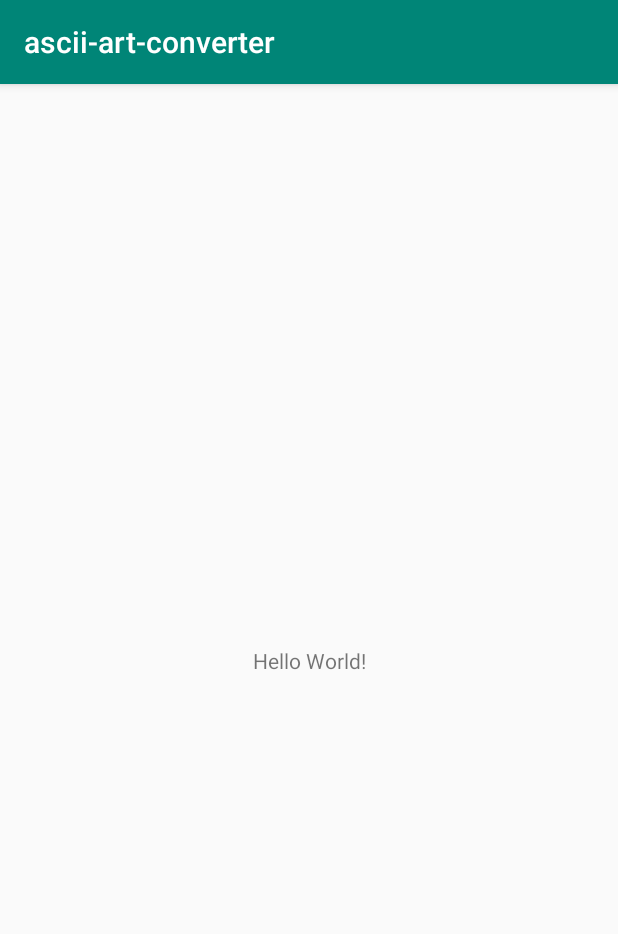
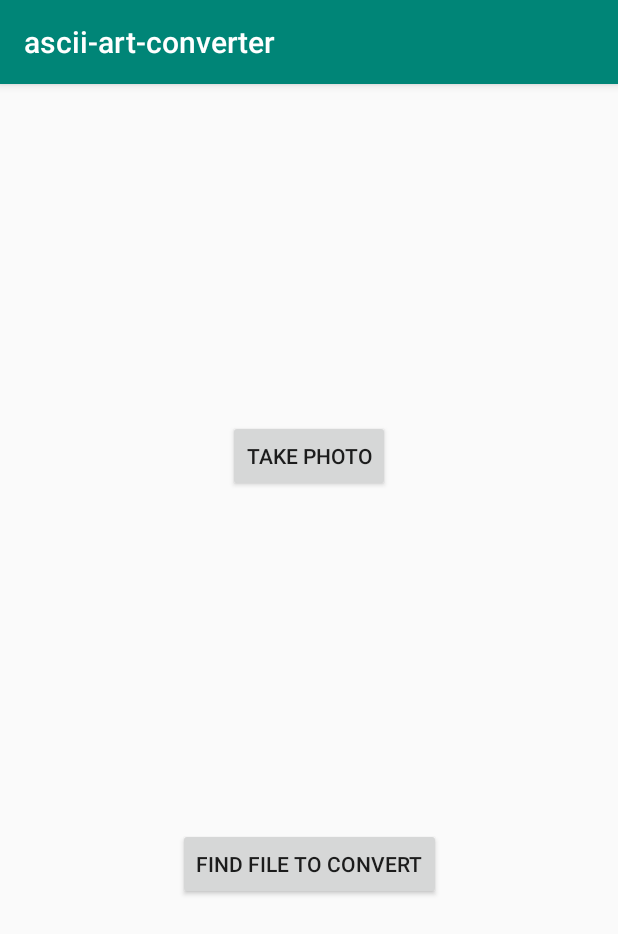
Before and after one commit to grobocop12/ascii-art-converter, an Android app: the screen it shows after launch (MainActivity), on a phone screen of 412 x 824 dp. Shown: the top 934 px of the screen. Run offline under Robolectric (Android 15) with nearby library versions, the phone set to English and light mode, and no system bars.

Commit message:
file explorer activity

```diff
--- a/ascii-art-converter/app/src/main/AndroidManifest.xml
+++ b/ascii-art-converter/app/src/main/AndroidManifest.xml
@@ -1,6 +1,9 @@
 <?xml version="1.0" encoding="utf-8"?>
 <manifest xmlns:android="http://schemas.android.com/apk/res/android"
     package="com.example.grobocop.ascii_art_converter">
+
+    <uses-permission android:name="android.permission.READ_EXTERNAL_STORAGE"></uses-permission>
+    <uses-permission android:name="android.permission.WRITE_EXTERNAL_STORAGE"></uses-permission>
 
     <application
         android:allowBackup="true"
@@ -16,6 +19,7 @@
                 <category android:name="android.intent.category.LAUNCHER" />
             </intent-filter>
         </activity>
+        <activity android:name=".ExploreFilesActivity"></activity>
     </application>
 
 </manifest>
--- a/ascii-art-converter/app/src/main/java/com/example/grobocop/ascii_art_converter/MainActivity.java
+++ b/ascii-art-converter/app/src/main/java/com/example/grobocop/ascii_art_converter/MainActivity.java
@@ -1,7 +1,9 @@
 package com.example.grobocop.ascii_art_converter;
 
+import android.content.Intent;
 import android.support.v7.app.AppCompatActivity;
 import android.os.Bundle;
+import android.view.View;
 
 public class MainActivity extends AppCompatActivity {
 
@@ -10,4 +12,13 @@ public class MainActivity extends AppCompatActivity {
         super.onCreate(savedInstanceState);
         setContentView(R.layout.activity_main);
     }
+
+    public void onClickTakePhoto(View v) {
+
+    }
+
+    public void onClickExploreFiles(View v) {
+        Intent intent = new Intent(this, ExploreFilesActivity.class);
+        startActivity(intent);
+    }
 }
--- a/ascii-art-converter/app/src/main/res/layout/activity_main.xml
+++ b/ascii-art-converter/app/src/main/res/layout/activity_main.xml
@@ -6,13 +6,29 @@
     android:layout_height="match_parent"
     tools:context=".MainActivity">
 
-    <TextView
+    <Button
+        android:id="@+id/take_photo_button"
         android:layout_width="wrap_content"
         android:layout_height="wrap_content"
-        android:text="Hello World!"
-        app:layout_constraintBottom_toBottomOf="parent"
-        app:layout_constraintLeft_toLeftOf="parent"
-        app:layout_constraintRight_toRightOf="parent"
+        android:layout_marginStart="8dp"
+        android:layout_marginEnd="8dp"
+        android:onClick="onClickTakePhoto"
+        android:text="@string/take_photo_button"
+        app:layout_constraintBottom_toTopOf="@+id/explore_files_button"
+        app:layout_constraintEnd_toEndOf="parent"
+        app:layout_constraintStart_toStartOf="parent"
         app:layout_constraintTop_toTopOf="parent" />
 
+    <Button
+        android:id="@+id/explore_files_button"
+        android:layout_width="wrap_content"
+        android:layout_height="wrap_content"
+        android:layout_marginStart="8dp"
+        android:layout_marginEnd="8dp"
+        android:onClick="onClickExploreFiles"
+        android:text="@string/explore_files_button"
+        app:layout_constraintBottom_toBottomOf="parent"
+        app:layout_constraintEnd_toEndOf="parent"
+        app:layout_constraintStart_toStartOf="parent"
+        app:layout_constraintTop_toBottomOf="@+id/take_photo_button" />
 </android.support.constraint.ConstraintLayout>
--- a/ascii-art-converter/app/src/main/res/values/strings.xml
+++ b/ascii-art-converter/app/src/main/res/values/strings.xml
@@ -1,3 +1,5 @@
 <resources>
     <string name="app_name">ascii-art-converter</string>
+    <string name="explore_files_button">Find file to convert</string>
+    <string name="take_photo_button">Take photo</string>
 </resources>
```
Also changed, not shown: ascii-art-converter/app/src/main/java/com/example/grobocop/ascii_art_converter/ExploreFilesActivity.java (added, +13 -0 lines), ascii-art-converter/app/src/main/res/layout/activity_explore_files.xml (added, +9 -0 lines).
